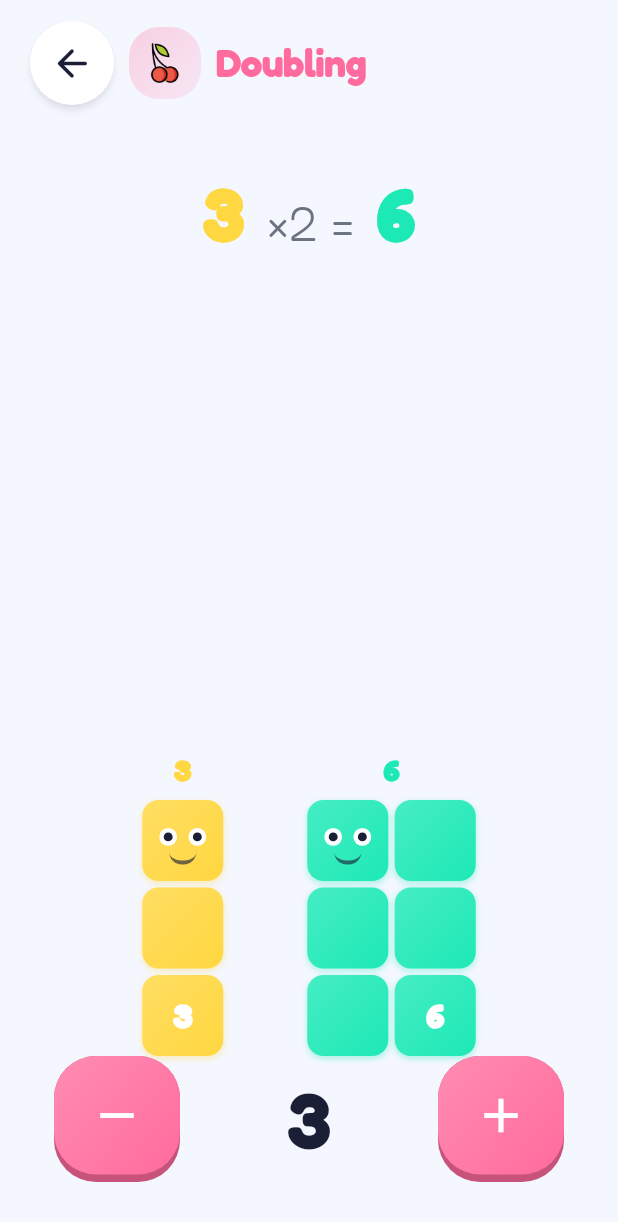
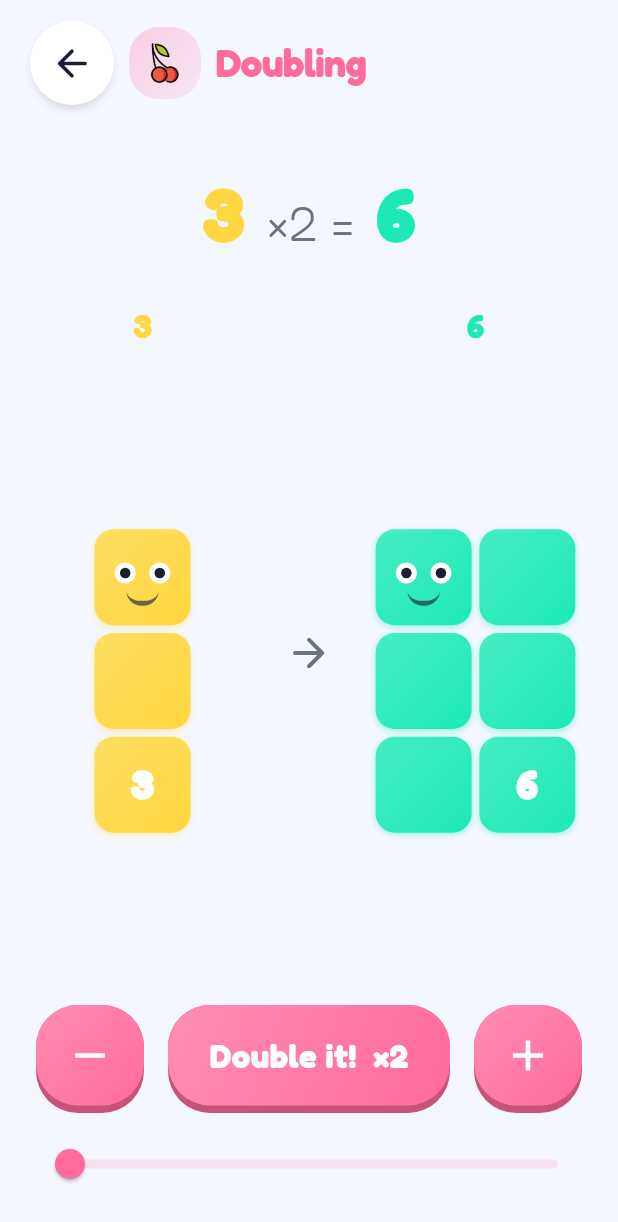
Before and after one commit to Panbaron1/Numberlandia, a Flutter app: the DoublingScreen screen opened directly, on a phone screen of 412 x 824 dp. Shown: the top 1222 px of the screen. Run offline on Flutter 3.47's test engine with Material 3 defaults, Android fonts, the phone set to English and light mode, and no system bars; our stand-ins replace audioplayers, shared_preferences; accounts and stored records are empty.

Commit message:
Doubling: range to 5000 (10,000 doubled), scaling block view, Double-it chain
- DoublingNotifier max 10 → 5000 so doubled reaches 10,000; added doubleIt()
- Towers now use NumBlockView (painter scales to 100×100) in flexible side
  panels with an arrow between them — no more fixed-unit cap
- Controls: "Double it! ×2" chunky button chains doublings (3→6→12→…), plus
  −1/+1 and a square-curve slider (1..5000) for fine low-end control

flutter analyze clean; verified on BlueStacks (1536 ×2 = 3072 as big blocks).

Co-Authored-By: Claude Opus 4.8 <noreply@anthropic.com>

```diff
--- a/lib/screens/doubling/doubling_notifier.dart
+++ b/lib/screens/doubling/doubling_notifier.dart
@@ -2,15 +2,20 @@ import 'package:flutter/foundation.dart';
 
 class DoublingNotifier extends ChangeNotifier {
   static const int min = 1;
-  static const int max = 10;
+  static const int max = 5000; // doubled reaches 10,000
 
   int _value = 3;
 
   int get value => _value;
   int get doubled => _value * 2;
 
-  void step(int d) {
-    _value = (_value + d).clamp(min, max);
+  void set(int v) {
+    _value = v.clamp(min, max);
     notifyListeners();
   }
+
+  void step(int d) => set(_value + d);
+
+  /// Chain a doubling: the result becomes the new value (3 → 6 → 12 → …).
+  void doubleIt() => set(_value * 2);
 }
--- a/lib/screens/doubling/doubling_screen.dart
+++ b/lib/screens/doubling/doubling_screen.dart
@@ -21,6 +21,14 @@ class _DoublingScreenState extends State<DoublingScreen> {
     _n.step(d);
     await HapticsService.instance.selection();
     await AudioService.instance.playPop();
+  }
+
+  void _set(int v) => _n.set(v);
+
+  Future<void> _double() async {
+    _n.doubleIt();
+    await HapticsService.instance.medium();
+    await AudioService.instance.playChime();
   }
 
   @override
@@ -51,8 +59,13 @@ class _DoublingScreenState extends State<DoublingScreen> {
                 child: _TowerView(notifier: _n),
               ),
               // ── Controls ─────────────────────────────────────────────
-              _Controls(onStep: _step, notifier: _n),
-              const SizedBox(height: Gap.xl),
+              _Controls(
+                notifier: _n,
+                onStep: _step,
+                onSet: _set,
+                onDouble: _double,
+              ),
+              const SizedBox(height: Gap.lg),
             ],
           ),
         ),
@@ -119,58 +132,46 @@ class _TowerView extends StatelessWidget {
 
   @override
   Widget build(BuildContext context) {
-    final n = notifier.value;
-    final d = notifier.doubled;
-    final c1 = NColors.numBlockColor(n);
-    final c2 = NColors.numBlockColor(d);
-
-    // Dynamic unit size: fit both square-packed blocks in the available space.
-    // Height is driven by the number of rows in the (taller) doubled block,
-    // and width by its widest row — clamp to whichever is tighter.
-    final size = MediaQuery.of(context).size;
-    final rows = NumBlock.rowsFor(d).length;
-    final cols = NumBlock.rowsFor(d).first;
-    final byHeight = (size.height * 0.42) / (rows + 0.6);
-    final byWidth = (size.width * 0.40) / (cols + 0.6);
-    final unit = math.min(byHeight, byWidth).clamp(20.0, 54.0).toDouble();
-
-    return Row(
-      mainAxisAlignment: MainAxisAlignment.center,
-      crossAxisAlignment: CrossAxisAlignment.end,
+    return Padding(
+      padding: const EdgeInsets.symmetric(horizontal: Gap.md),
+      child: Row(
+        crossAxisAlignment: CrossAxisAlignment.stretch,
         children: [
-        // Left tower: value n
-        Column(
-          mainAxisSize: MainAxisSize.min,
-          children: [
-            Text(n.toString(),
-                style: TextStyle(
-                    fontSize: 20,
-                    fontWeight: FontWeight.w900,
-                    color: c1)),
-            const SizedBox(height: Gap.xs),
-            AnimatedSwitcher(
-              duration: const Duration(milliseconds: 200),
-              child: NumBlock(key: ValueKey('left-$n'), value: n, unit: unit),
+          Expanded(
+              child: _BlockSide(
+                  value: notifier.value, color: NColors.numBlockColor(notifier.value))),
+          const SizedBox(width: Gap.md),
+          // Arrow between the two
+          const Center(
+            child: Icon(Icons.arrow_forward_rounded,
+                color: NColors.inkSoft, size: 32),
           ),
+          const SizedBox(width: Gap.md),
+          Expanded(
+              child: _BlockSide(
+                  value: notifier.doubled,
+                  color: NColors.numBlockColor(notifier.doubled))),
         ],
       ),
-        const SizedBox(width: Gap.xxl),
-        // Right tower: doubled
-        Column(
-          mainAxisSize: MainAxisSize.min,
+    );
+  }
+}
+
+class _BlockSide extends StatelessWidget {
+  final int value;
+  final Color color;
+  const _BlockSide({required this.value, required this.color});
+
+  @override
+  Widget build(BuildContext context) {
+    return Column(
       children: [
-            Text(d.toString(),
+        Text('$value',
             style: TextStyle(
-                    fontSize: 20,
-                    fontWeight: FontWeight.w900,
-                    color: c2)),
+                fontSize: 22, fontWeight: FontWeight.w800, color: color)),
         const SizedBox(height: Gap.xs),
-            AnimatedSwitcher(
-              duration: const Duration(milliseconds: 200),
-              child: NumBlock(key: ValueKey('right-$d'), value: d, unit: unit),
-            ),
-          ],
-        ),
+        // NumBlockView scales: widget+faces when small, painter up to 100×100.
+        Expanded(child: NumBlockView(value: value)),
       ],
     );
   }
@@ -179,46 +180,93 @@ class _TowerView extends StatelessWidget {
 // ─────────────────────────────────────────────────────────────────────────────
 
 class _Controls extends StatelessWidget {
+  final DoublingNotifier notifier;
   final Future<void> Function(int) onStep;
-  final DoublingNotifier notifier;
+  final void Function(int) onSet;
+  final Future<void> Function() onDouble;
 
-  const _Controls({required this.onStep, required this.notifier});
+  const _Controls({
+    required this.notifier,
+    required this.onStep,
+    required this.onSet,
+    required this.onDouble,
+  });
 
   @override
   Widget build(BuildContext context) {
-    return Padding(
-      padding: const EdgeInsets.symmetric(horizontal: Gap.xl),
+    // Slider uses a sqrt scale so the lower (kid-friendly) range is easy to
+    // land on while still reaching 5000.
+    final maxD = DoublingNotifier.max.toDouble();
+    // Inverse of the square mapping below, so the thumb sits at the real value.
+    final sliderVal =
+        ((notifier.value - 1) / (maxD - 1)).clamp(0.0, 1.0).toDouble();
+    final thumbPos = sliderVal <= 0 ? 0.0 : math.sqrt(sliderVal);
+
+    return Column(
+      children: [
+        // ── −1 / Double it! / +1 ─────────────────────────────────────
+        Padding(
+          padding: const EdgeInsets.symmetric(horizontal: Gap.lg),
           child: Row(
             children: [
               ChunkyButton(
                 color: NColors.doubling,
-            onTap: notifier.value > DoublingNotifier.min ? () => onStep(-1) : null,
-            width: 84,
-            height: 84,
+                onTap: notifier.value > DoublingNotifier.min
+                    ? () => onStep(-1)
+                    : null,
+                width: 72,
+                height: 72,
                 radius: Radii.lg,
-            child: const Icon(Icons.remove, size: 38),
+                child: const Icon(Icons.remove, size: 34),
               ),
-          const Spacer(),
-          Text(
-            '${notifier.value}',
-            style: const TextStyle(
-              fontSize: 52,
-              fontWeight: FontWeight.w700,
-              color: NColors.ink,
-              letterSpacing: -1,
+              const SizedBox(width: Gap.md),
+              Expanded(
+                child: ChunkyButton(
+                  color: NColors.doubling,
+                  onTap: notifier.value < DoublingNotifier.max ? onDouble : null,
+                  height: 72,
+                  radius: Radii.lg,
+                  child: const Text('Double it!  ×2',
+                      style: TextStyle(fontSize: 22)),
                 ),
               ),
-          const Spacer(),
+              const SizedBox(width: Gap.md),
               ChunkyButton(
                 color: NColors.doubling,
-            onTap: notifier.value < DoublingNotifier.max ? () => onStep(1) : null,
-            width: 84,
-            height: 84,
+                onTap: notifier.value < DoublingNotifier.max
+                    ? () => onStep(1)
+                    : null,
+                width: 72,
+                height: 72,
                 radius: Radii.lg,
-            child: const Icon(Icons.add, size: 38),
+                child: const Icon(Icons.add, size: 34),
               ),
             ],
           ),
+        ),
+        const SizedBox(height: Gap.sm),
+        // ── Slider 1..5000 ───────────────────────────────────────────
+        Padding(
+          padding: const EdgeInsets.symmetric(horizontal: Gap.md),
+          child: SliderTheme(
+            data: SliderThemeData(
+              activeTrackColor: NColors.doubling,
+              thumbColor: NColors.doubling,
+              inactiveTrackColor: NColors.doubling.withAlpha(40),
+              overlayColor: NColors.doubling.withAlpha(30),
+              trackHeight: 6,
+            ),
+            child: Slider(
+              value: thumbPos.clamp(0.0, 1.0),
+              onChanged: (v) {
+                // Map 0..1 → 1..5000 on a square curve for finer low-end control.
+                final mapped = (v * v) * (maxD - 1) + 1;
+                onSet(mapped.round());
+              },
+            ),
+          ),
+        ),
+      ],
     );
   }
 }
```
Lines whose indentation alone changed are shown as unchanged.
